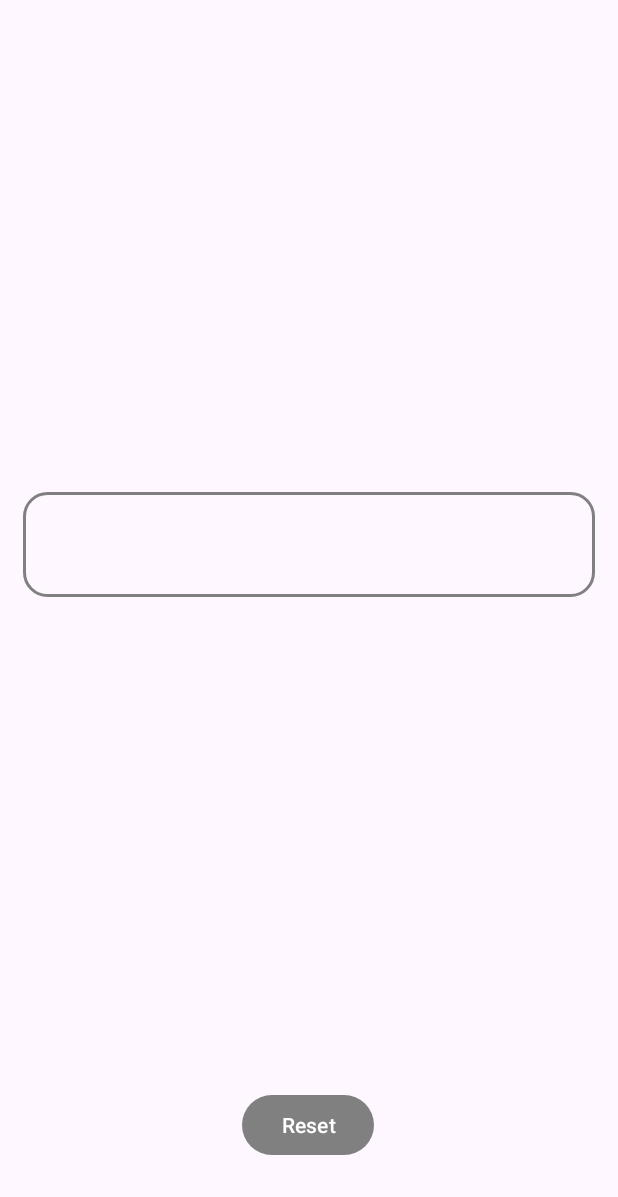
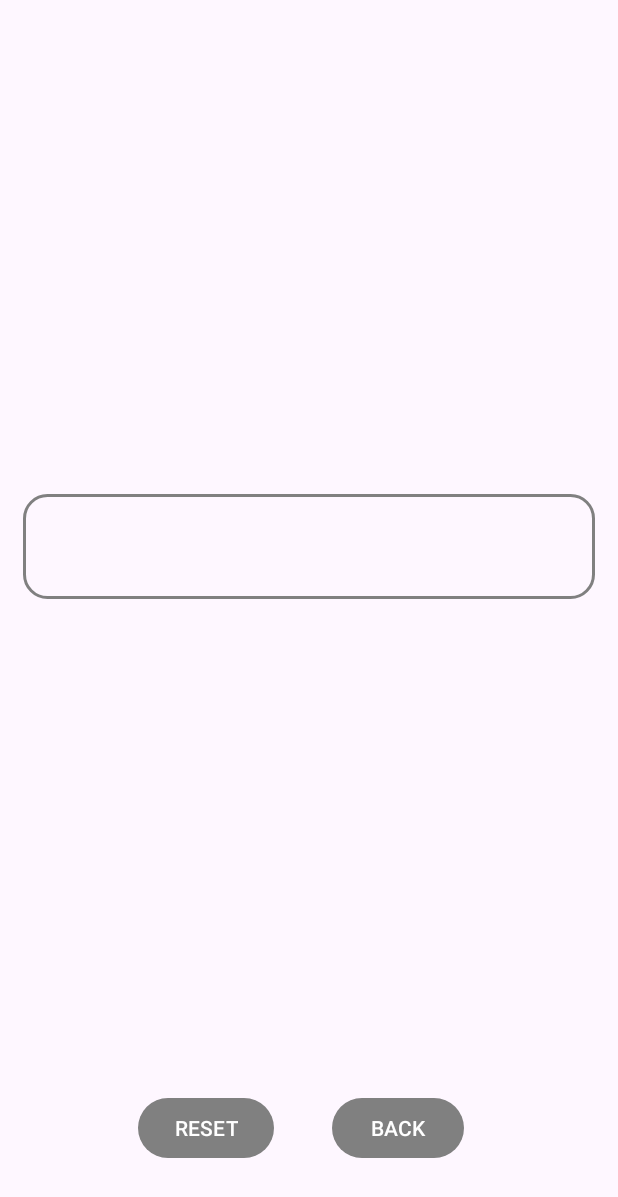
Before and after one commit to LannoySeb/TicTacToe, an Android app: the screen it shows after launch (MainActivity), after a tap on "Play", on a phone screen of 412 x 824 dp. Shown: the top 1197 px of the screen. Run offline under Robolectric (Android 15) with nearby library versions, the phone set to English and light mode, and no system bars; our stand-ins replace navigation-ui; 7 statements that could not run were skipped.

Commit message:
Add navigation back to the menu

```diff
--- a/app/src/main/res/layout/fragment_game.xml
+++ b/app/src/main/res/layout/fragment_game.xml
@@ -23,12 +23,23 @@
         android:id="@+id/resetButton"
         android:layout_width="wrap_content"
         android:layout_height="wrap_content"
-        android:layout_marginBottom="50dp"
+        android:layout_marginStart="92dp"
+        android:layout_marginBottom="48dp"
         android:text="@string/reset_title"
+        android:textAllCaps="true"
+        app:layout_constraintBottom_toBottomOf="parent"
+        app:layout_constraintStart_toStartOf="parent" />
+
+    <Button
+        android:id="@+id/options"
+        android:layout_width="wrap_content"
+        android:layout_height="wrap_content"
+        android:layout_marginEnd="64dp"
+        android:layout_marginBottom="48dp"
+        android:textAllCaps="true"
+        android:text="@string/back"
         app:layout_constraintBottom_toBottomOf="parent"
         app:layout_constraintEnd_toEndOf="parent"
-        app:layout_constraintHorizontal_bias="0.498"
-        app:layout_constraintStart_toStartOf="parent"
-        app:layout_constraintVertical_bias="1.0" />
+        app:layout_constraintStart_toEndOf="@+id/resetButton" />
 
 </androidx.constraintlayout.widget.ConstraintLayout>
--- a/app/src/main/res/navigation/main_nav.xml
+++ b/app/src/main/res/navigation/main_nav.xml
@@ -19,6 +19,9 @@
         <argument
             android:name="BoardSize"
             app:argType="integer" />
+        <action
+            android:id="@+id/action_gameFragment_to_mainMenuFragment"
+            app:destination="@id/mainMenuFragment" />
     </fragment>
     <fragment
         android:id="@+id/mainMenuFragment"
--- a/app/src/main/res/values/strings.xml
+++ b/app/src/main/res/values/strings.xml
@@ -11,4 +11,10 @@
     <string name="reset_title">Reset</string>
     <string name="replay">Replay</string>
     <string name="retry">Retry</string>
+    <string name="back">Back</string>
+    <string name="leave">Leave</string>
+    <string name="stay">Stay</string>
+    <string name="leave_game_title">The game has already started!</string>
+    <string name="leave_game_message">If you leave the progress will be lost.</string>
+
 </resources>
```
Also changed, not shown: app/src/main/java/com/example/tictactoe/fragments/GameFragment.kt (+28 -0 lines).
